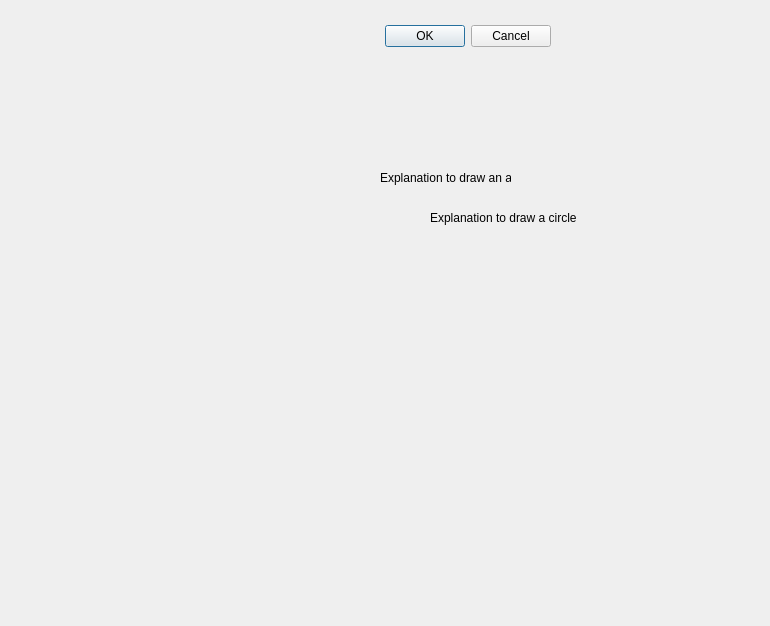
Qt form help.ui (KevinDes/Project-2D-creation) before a commit.
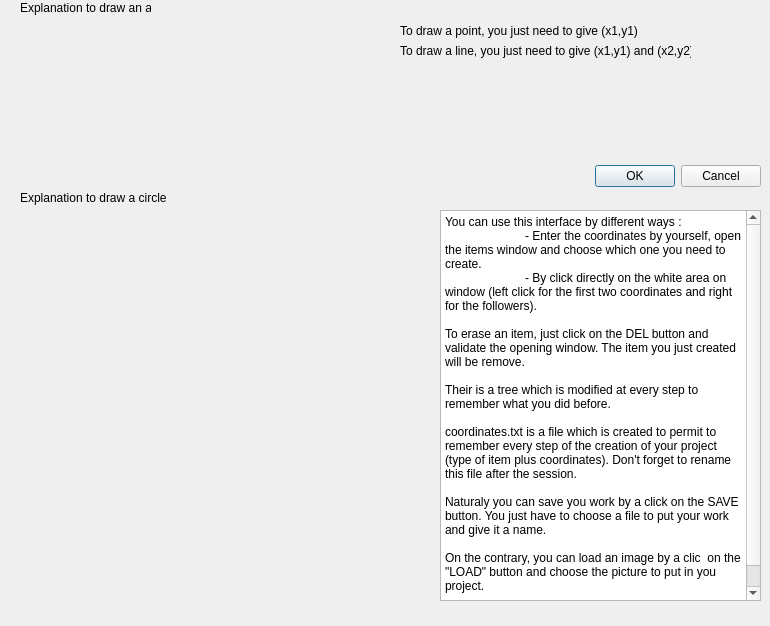
The same form after that commit. Icons and pictures are not drawn.

The edit to the form file:
```diff
--- a/help.ui
+++ b/help.ui
@@ -16,8 +16,8 @@
   <widget class="QDialogButtonBox" name="buttonBox">
    <property name="geometry">
     <rect>
-     <x>210</x>
-     <y>20</y>
+     <x>420</x>
+     <y>160</y>
      <width>341</width>
      <height>32</height>
     </rect>
@@ -64,8 +64,8 @@
   <widget class="QLabel" name="label_3">
    <property name="geometry">
     <rect>
-     <x>380</x>
-     <y>170</y>
+     <x>20</x>
+     <y>0</y>
      <width>131</width>
      <height>16</height>
     </rect>
@@ -77,8 +77,8 @@
   <widget class="QLabel" name="label_4">
    <property name="geometry">
     <rect>
-     <x>430</x>
-     <y>210</y>
+     <x>20</x>
+     <y>190</y>
      <width>151</width>
      <height>16</height>
     </rect>
@@ -87,6 +87,63 @@
     <string>Explanation to draw a circle</string>
    </property>
   </widget>
+  <widget class="QLabel" name="label_5">
+   <property name="geometry">
+    <rect>
+     <x>400</x>
+     <y>20</y>
+     <width>241</width>
+     <height>21</height>
+    </rect>
+   </property>
+   <property name="text">
+    <string>To draw a point, you just need to give (x1,y1)</string>
+   </property>
+  </widget>
+  <widget class="QLabel" name="label_6">
+   <property name="geometry">
+    <rect>
+     <x>400</x>
+     <y>40</y>
+     <width>291</width>
+     <height>21</height>
+    </rect>
+   </property>
+   <property name="text">
+    <string>To draw a line, you just need to give (x1,y1) and (x2,y2)</string>
+   </property>
+  </widget>
+  <widget class="QTextBrowser" name="textBrowser">
+   <property name="geometry">
+    <rect>
+     <x>440</x>
+     <y>210</y>
+     <width>321</width>
+     <height>391</height>
+    </rect>
+   </property>
+   <property name="html">
+    <string>&lt;!DOCTYPE HTML PUBLIC &quot;-//W3C//DTD HTML 4.0//EN&quot; &quot;http://www.w3.org/TR/REC-html40/strict.dtd&quot;&gt;
+&lt;html&gt;&lt;head&gt;&lt;meta name=&quot;qrichtext&quot; content=&quot;1&quot; /&gt;&lt;style type=&quot;text/css&quot;&gt;
+p, li { white-space: pre-wrap; }
+&lt;/style&gt;&lt;/head&gt;&lt;body style=&quot; font-family:'MS Shell Dlg 2'; font-size:8.25pt; font-weight:400; font-style:normal;&quot;&gt;
+&lt;p style=&quot; margin-top:0px; margin-bottom:0px; margin-left:0px; margin-right:0px; -qt-block-indent:0; text-indent:0px;&quot;&gt;&lt;span style=&quot; font-size:9pt;&quot;&gt;You can use this interface by different ways :&lt;/span&gt;&lt;/p&gt;
+&lt;p style=&quot; margin-top:0px; margin-bottom:0px; margin-left:0px; margin-right:0px; -qt-block-indent:0; text-indent:0px;&quot;&gt;&lt;span style=&quot; font-size:9pt;&quot;&gt;	- Enter the coordinates by yourself, open the items window and choose which one you need to create.&lt;/span&gt;&lt;/p&gt;
+&lt;p style=&quot; margin-top:0px; margin-bottom:0px; margin-left:0px; margin-right:0px; -qt-block-indent:0; text-indent:0px;&quot;&gt;&lt;span style=&quot; font-size:9pt;&quot;&gt;	- By click directly on the white area on window (left click for the first two coordinates and right for the followers).&lt;/span&gt;&lt;/p&gt;
+&lt;p style=&quot;-qt-paragraph-type:empty; margin-top:0px; margin-bottom:0px; margin-left:0px; margin-right:0px; -qt-block-indent:0; text-indent:0px; font-size:9pt;&quot;&gt;&lt;br /&gt;&lt;/p&gt;
+&lt;p style=&quot; margin-top:0px; margin-bottom:0px; margin-left:0px; margin-right:0px; -qt-block-indent:0; text-indent:0px;&quot;&gt;&lt;span style=&quot; font-size:9pt;&quot;&gt;To erase an item, just click on the DEL button and validate the opening window. The item you just created will be remove.&lt;/span&gt;&lt;/p&gt;
+&lt;p style=&quot;-qt-paragraph-type:empty; margin-top:0px; margin-bottom:0px; margin-left:0px; margin-right:0px; -qt-block-indent:0; text-indent:0px; font-size:9pt;&quot;&gt;&lt;br /&gt;&lt;/p&gt;
+&lt;p style=&quot; margin-top:0px; margin-bottom:0px; margin-left:0px; margin-right:0px; -qt-block-indent:0; text-indent:0px;&quot;&gt;&lt;span style=&quot; font-size:9pt;&quot;&gt;Their is a tree which is modified at every step to remember what you did before.&lt;/span&gt;&lt;/p&gt;
+&lt;p style=&quot;-qt-paragraph-type:empty; margin-top:0px; margin-bottom:0px; margin-left:0px; margin-right:0px; -qt-block-indent:0; text-indent:0px; font-size:9pt;&quot;&gt;&lt;br /&gt;&lt;/p&gt;
+&lt;p style=&quot; margin-top:0px; margin-bottom:0px; margin-left:0px; margin-right:0px; -qt-block-indent:0; text-indent:0px;&quot;&gt;&lt;span style=&quot; font-size:9pt;&quot;&gt;coordinates.txt is a file which is created to permit to remember every step of the creation of your project (type of item plus coordinates). Don't forget to rename this file after the session.&lt;/span&gt;&lt;/p&gt;
+&lt;p style=&quot;-qt-paragraph-type:empty; margin-top:0px; margin-bottom:0px; margin-left:0px; margin-right:0px; -qt-block-indent:0; text-indent:0px; font-size:9pt;&quot;&gt;&lt;br /&gt;&lt;/p&gt;
+&lt;p style=&quot; margin-top:0px; margin-bottom:0px; margin-left:0px; margin-right:0px; -qt-block-indent:0; text-indent:0px;&quot;&gt;&lt;span style=&quot; font-size:9pt;&quot;&gt;Naturaly you can save you work by a click on the SAVE button. You just have to choose a file to put your work and give it a name.&lt;/span&gt;&lt;/p&gt;
+&lt;p style=&quot;-qt-paragraph-type:empty; margin-top:0px; margin-bottom:0px; margin-left:0px; margin-right:0px; -qt-block-indent:0; text-indent:0px; font-size:9pt;&quot;&gt;&lt;br /&gt;&lt;/p&gt;
+&lt;p style=&quot; margin-top:0px; margin-bottom:0px; margin-left:0px; margin-right:0px; -qt-block-indent:0; text-indent:0px;&quot;&gt;&lt;span style=&quot; font-size:9pt;&quot;&gt;On the contrary, you can load an image by a clic  on the &amp;quot;LOAD&amp;quot; button and choose the picture to put in you project.&lt;/span&gt;&lt;/p&gt;
+&lt;p style=&quot;-qt-paragraph-type:empty; margin-top:0px; margin-bottom:0px; margin-left:0px; margin-right:0px; -qt-block-indent:0; text-indent:0px; font-size:9pt;&quot;&gt;&lt;br /&gt;&lt;/p&gt;
+&lt;p style=&quot;-qt-paragraph-type:empty; margin-top:0px; margin-bottom:0px; margin-left:0px; margin-right:0px; -qt-block-indent:0; text-indent:0px;&quot;&gt;&lt;br /&gt;&lt;/p&gt;&lt;/body&gt;&lt;/html&gt;</string>
+   </property>
+  </widget>
  </widget>
  <resources/>
  <connections>
```
